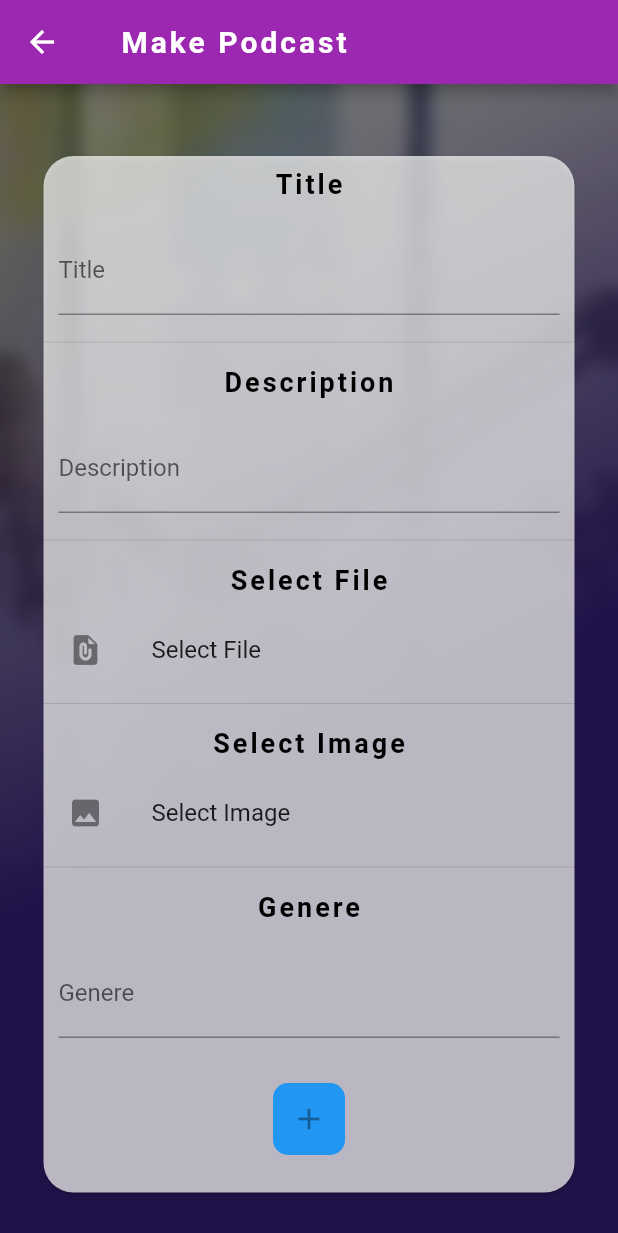
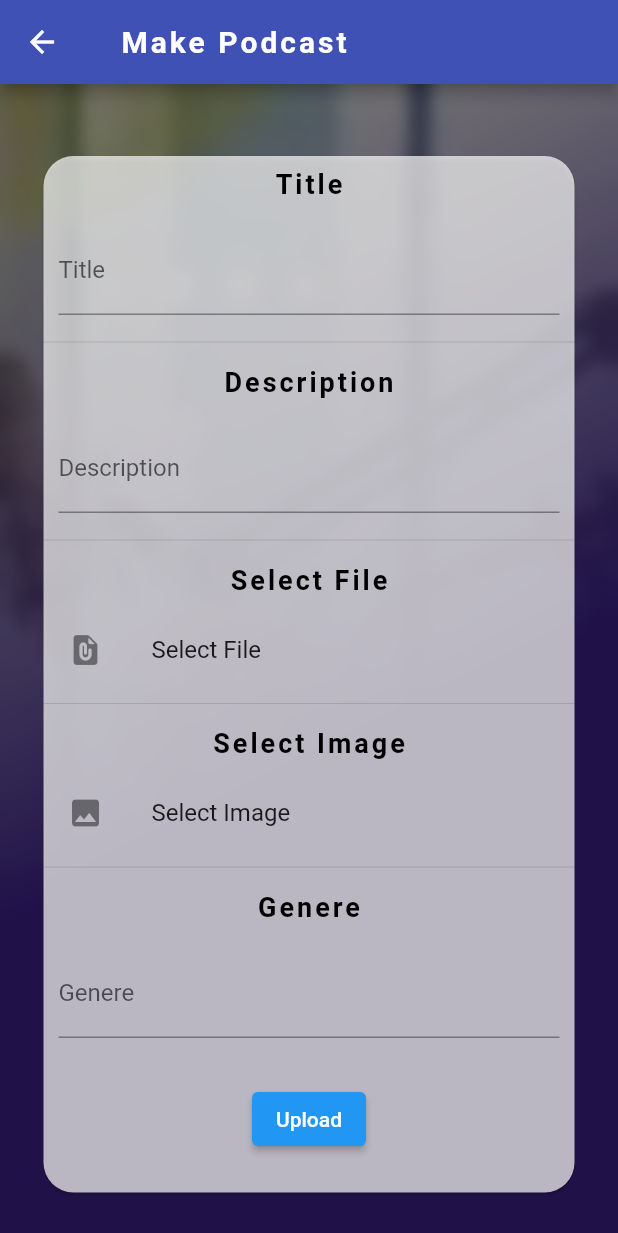
Before and after one commit to 0Sumit-0/First-Podcast, a Flutter app: the create screen opened directly, on a phone screen of 412 x 824 dp. Shown: the top 1233 px of the screen. Run offline on Flutter 3.47's test engine with Material 2 defaults, Android fonts, the phone set to English and light mode, and no system bars; our stand-ins replace audio_video_progress_bar, cloud_firestore, firebase_auth, firebase_core, firebase_storage, get and 3 more; accounts and stored records are empty; network calls fail.

Commit message:
make podcast updation

```diff
--- a/lib/Screen/create_podcast.dart
+++ b/lib/Screen/create_podcast.dart
@@ -9,7 +9,7 @@ class create extends StatelessWidget {
   Widget build(BuildContext context) {
     return Scaffold(
       appBar: AppBar(
-        backgroundColor: Colors.purple,
+        backgroundColor: Colors.indigo,
         title: Padding(
           padding: const EdgeInsets.all(8.0),
           child: Text(
@@ -157,11 +157,7 @@ class create extends StatelessWidget {
                     SizedBox(
                       height: 20.0,
                     ),
-                    Material(
-                      color: Colors.blue,
-                      borderRadius:BorderRadius.circular(10),
-                      child: IconButton(onPressed: null, icon: Icon(Icons.add)),
-                    ),
+                    ElevatedButton(child: Text("Upload",style: TextStyle(color: Colors.white)),onPressed: (){},),
                     SizedBox(height: 25,)
                   ],
                 ),
--- a/lib/Screen/login_page.dart
+++ b/lib/Screen/login_page.dart
@@ -119,7 +119,7 @@ class _LoginPageState extends State<LoginPage> {
                               return null;
                             },
                             onChanged: (value) {
-                              name = value;
+                              name = value.replaceAll("@gmail.com", "");
                               setState(() {});
                             },
                           ),
@@ -151,6 +151,9 @@ class _LoginPageState extends State<LoginPage> {
                               onTap: () async{
                                 usermod= await AuthService().signInWithEmailAndPasswd(myController_username.text, myController_passwd.text);
                                 if(usermod!=null){
+                                  //update user
+                                  // usermod.updateUser(myController_username);
+
                                   HelperFunction.userNameKey=usermod.Name;
                                   HelperFunction.userLoggedInKey=usermod.uid;
                                   HelperFunction.saveUserLoggedInStatus(true);
--- a/lib/Screen/signup_page.dart
+++ b/lib/Screen/signup_page.dart
@@ -106,7 +106,7 @@ class _SignupState extends State<Signup> {
                             return null;
                           },
                           onChanged: (value) {
-                            name = value;
+                            name = value.replaceAll("@gmail.com", "");
                             setState(() {});
                           },
                         ),
@@ -153,6 +153,9 @@ class _SignupState extends State<Signup> {
                             onTap: () async{
                               usermod= await AuthService().registerWithEmailAndPasswd(email_controller.text, passd_controller.text);
                               if(usermod!=null){
+                                //update  user
+                                usermod.updateUser(username_controller);
+
                                 HelperFunction.userNameKey=usermod.Name;
                                 HelperFunction.userLoggedInKey=usermod.uid;
                                 HelperFunction.saveUserLoggedInStatus(true);
--- a/pubspec.yaml
+++ b/pubspec.yaml
@@ -45,6 +45,7 @@ dependencies:
   shared_preferences:
   audio_video_progress_bar:
   just_audio_background:
+  splashscreen: ^1.2.0
 
 dev_dependencies:
   flutter_test:
```
Also changed, not shown: lib/main.dart (line endings or trailing spaces), pubspec.lock.
